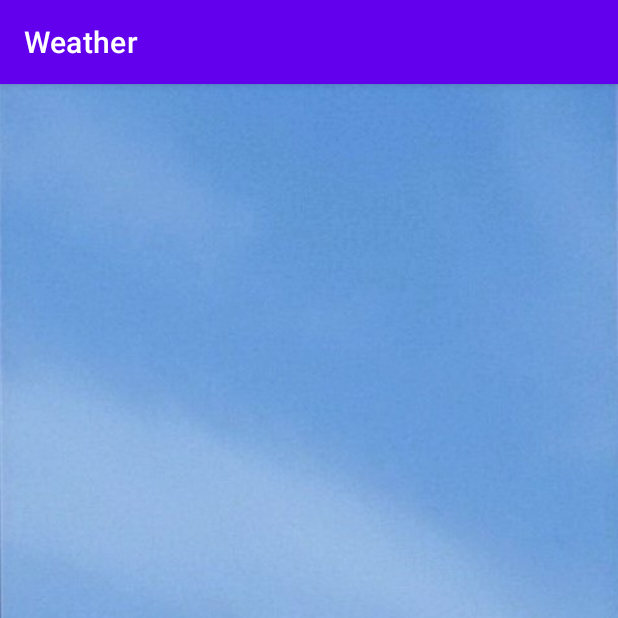
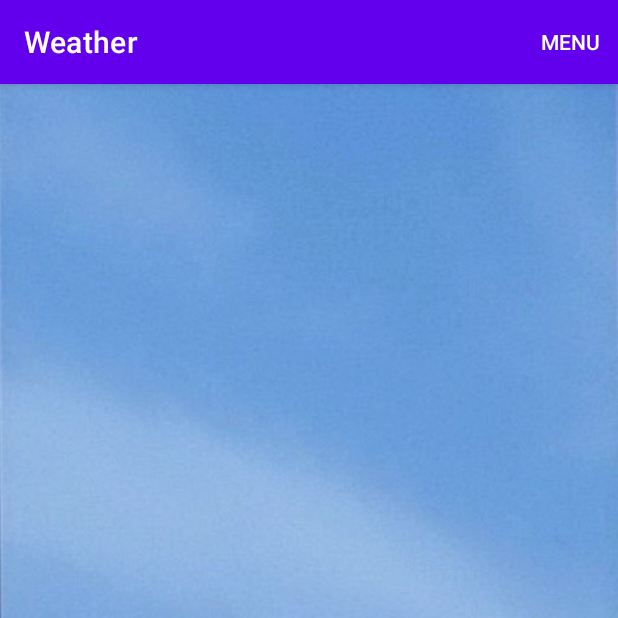
Before and after one commit to anton-tchaikovsky/Weather, an Android app: the screen it shows after launch (WeatherActivity), on a phone screen of 412 x 824 dp, the top half of it. Run offline under Robolectric (Android 15) with nearby library versions, the phone set to English and light mode, and no system bars.

Commit message:
Поработал с "тяжелыми" задачами из разных потоков.

```diff
--- a/app/src/main/java/com/example/weather/view/WeatherActivity.kt
+++ b/app/src/main/java/com/example/weather/view/WeatherActivity.kt
@@ -2,6 +2,8 @@ package com.example.weather.view
 
 import android.os.Build
 import android.os.Bundle
+import android.view.Menu
+import android.view.MenuItem
 import androidx.annotation.RequiresApi
 import androidx.appcompat.app.AppCompatActivity
 import androidx.lifecycle.ViewModelProvider
@@ -11,21 +13,42 @@ import com.example.weather.viewmodel.ThemeViewModel
 
 class WeatherActivity : AppCompatActivity() {
 
+    private var _binding:WeatherActivityBinding? = null
+    private val binding get() = _binding!!
+
+    override fun onCreateOptionsMenu(menu: Menu?): Boolean {
+        menuInflater.inflate(R.menu.menu, menu)
+        return super.onCreateOptionsMenu(menu)
+    }
+
+    override fun onOptionsItemSelected(item: MenuItem): Boolean {
+        if (item.itemId==R.id.menu_thread){
+            supportFragmentManager.beginTransaction()
+                .replace(R.id.container, ThreadFragment.newInstance())
+                .addToBackStack("")
+                .commit()
+        }
+        return super.onOptionsItemSelected(item)
+    }
+
     @RequiresApi(Build.VERSION_CODES.N)
     override fun onCreate(savedInstanceState: Bundle?) {
         super.onCreate(savedInstanceState)
+
+        _binding = WeatherActivityBinding.inflate(layoutInflater)
 
         //получаем данные из ThemeViewModel и выставляем соответствующую тему
        setTheme (ViewModelProvider(this@WeatherActivity)[ThemeViewModel::class.java].getTheme())
 
         // создание view соответствующего макета и его установка
-        setContentView(WeatherActivityBinding.inflate(layoutInflater).root)
+        setContentView(binding.root)
 
         // создание и запуск CityListFragment
        if (savedInstanceState == null) {
             supportFragmentManager.beginTransaction()
-                .replace(R.id.container, CityListFragment.newInstance())
+                .replace(binding.container.id, CityListFragment.newInstance())
                 .commitNow()
         }
     }
+
 }
--- a/app/src/main/java/com/example/weather/viewmodel/ThemeViewModel.kt
+++ b/app/src/main/java/com/example/weather/viewmodel/ThemeViewModel.kt
@@ -3,15 +3,18 @@ package com.example.weather.viewmodel
 import android.icu.util.Calendar
 import android.os.Build
 import androidx.annotation.RequiresApi
+import androidx.lifecycle.MutableLiveData
 import androidx.lifecycle.ViewModel
 import com.example.weather.model.RepositoryThemes
 import com.example.weather.model.RepositoryThemesImpl
 
 
-class ThemeViewModel: ViewModel() {
+class ThemeViewModel(private val liveDate: MutableLiveData<Int> = MutableLiveData()): ViewModel() {
 
     // создание RepositoryThemes для доступа к данным по темам
     private val repositoryThemes:RepositoryThemes = RepositoryThemesImpl()
+
+    fun getLiveData() = liveDate
 
     // метод обеспечивает формирование данных о сезоне
     @RequiresApi(Build.VERSION_CODES.N)
@@ -24,4 +27,9 @@ class ThemeViewModel: ViewModel() {
             in (8..10) -> repositoryThemes.getTheme("autumn")
             else -> repositoryThemes.getTheme("weather")
         }
+
+    // метод обеспечивает формирование данных о сезоне
+    @RequiresApi(Build.VERSION_CODES.N)
+    fun getThemeLV(){liveDate.value = repositoryThemes.getTheme("spring")}
+
 }
--- /dev/null
+++ b/app/src/main/res/menu/menu.xml
@@ -0,0 +1,8 @@
+<?xml version="1.0" encoding="utf-8"?>
+<menu xmlns:android="http://schemas.android.com/apk/res/android"
+    xmlns:app="http://schemas.android.com/apk/res-auto">
+<item
+    android:title="menu"
+    android:id="@+id/menu_thread"
+    app:showAsAction="always"/>
+</menu>
```
Also changed, not shown: app/src/main/java/com/example/weather/view/CityListFragmentAdapter.kt (+4 -9 lines), app/src/main/java/com/example/weather/view/ThreadFragment.kt (added, +107 -0 lines), app/src/main/res/layout/fragment_thread.xml (added, +59 -0 lines).
